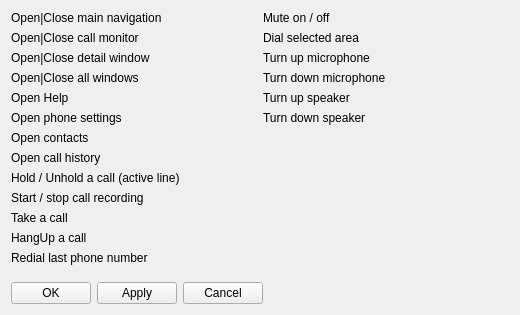
The window that Widget.ui (DoozyX/ShotcutTest) describes before a commit, drawn with Qt 5.
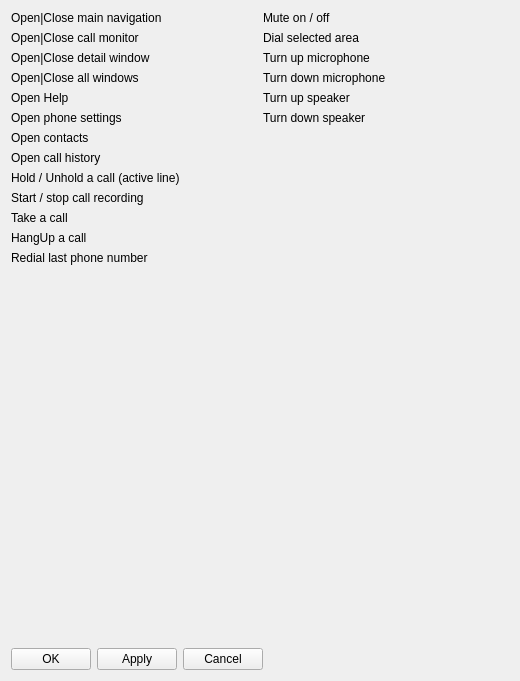
The same window after the commit. Custom widgets are drawn as their Qt base class.

Diff of the .ui file:
```diff
--- a/Widget.ui
+++ b/Widget.ui
@@ -7,7 +7,7 @@
     <x>0</x>
     <y>0</y>
     <width>520</width>
-    <height>315</height>
+    <height>681</height>
    </rect>
   </property>
   <property name="windowTitle">
```
Left out of the diff: 6 changed lines with no effect on the pictures.
